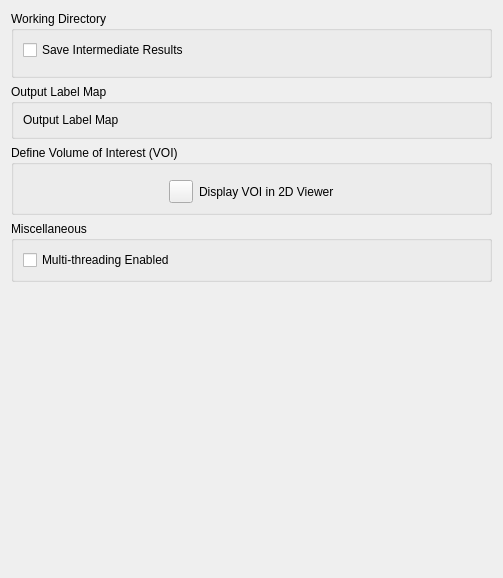
Before: the Qt Designer form QTModules/EMSegment/Resources/UI/qSlicerEMSegmentRunSegmentationPanel.ui in jcfr/Slicer3, drawn with Qt 5.
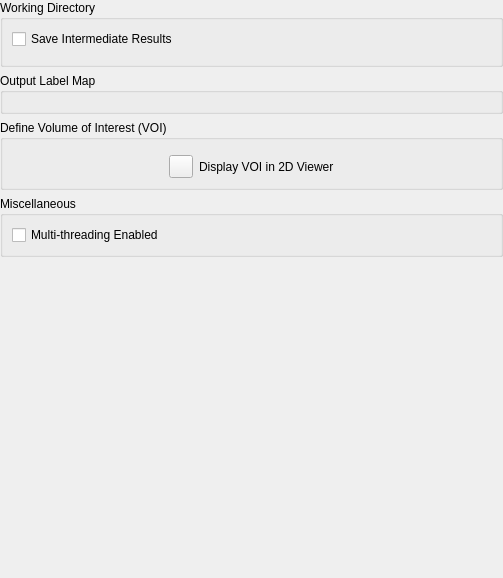
After: the same form once the commit is applied. Icons and pictures are not drawn. Custom widgets are drawn as their Qt base class.

Commit message:
ENH: EMSegment - Re-organize code associated with RunSegmentation step
 Rename functions
 Remove macro min/max and use qMin/qMax instead
 Use qMRMLNodeFactory to instanciate and add node to the scene
 SetLayoutContentMargin associated with the Panel UI to zero

The edit to the form file:
```diff
--- a/QTModules/EMSegment/Resources/UI/qSlicerEMSegmentRunSegmentationPanel.ui
+++ b/QTModules/EMSegment/Resources/UI/qSlicerEMSegmentRunSegmentationPanel.ui
@@ -14,6 +14,9 @@
    <string>Form</string>
   </property>
   <layout class="QVBoxLayout" name="verticalLayout">
+   <property name="margin">
+    <number>0</number>
+   </property>
    <item>
     <widget class="QGroupBox" name="WorkingDirectoryGroupBox">
      <property name="title">
@@ -51,16 +54,7 @@
      <property name="flat">
       <bool>true</bool>
      </property>
-     <layout class="QVBoxLayout" name="verticalLayout_3">
-      <item>
-       <layout class="QHBoxLayout" name="OutputLabelMapHorizontalLayout">
-        <item>
-         <widget class="QLabel" name="OutputLabelMapLabel">
-          <property name="text">
-           <string>Output Label Map</string>
-          </property>
-         </widget>
-        </item>
+     <layout class="QHBoxLayout" name="horizontalLayout">
         <item>
          <widget class="qMRMLNodeComboBox" name="OutputLabelMapComboBox">
           <property name="enabled">
@@ -89,8 +83,6 @@
          </widget>
         </item>
        </layout>
-      </item>
-     </layout>
     </widget>
    </item>
    <item>
```
Left out of the diff: 2 changed lines with no effect on the pictures. Lines whose indentation alone changed are shown as unchanged. The commit also changes 3 other files.
